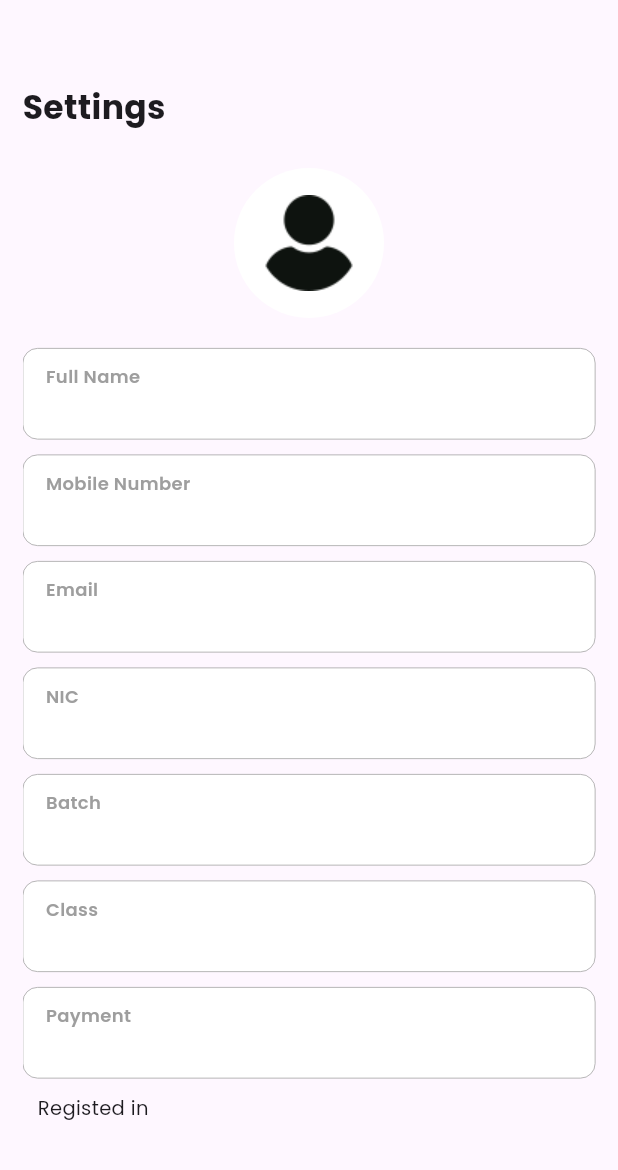
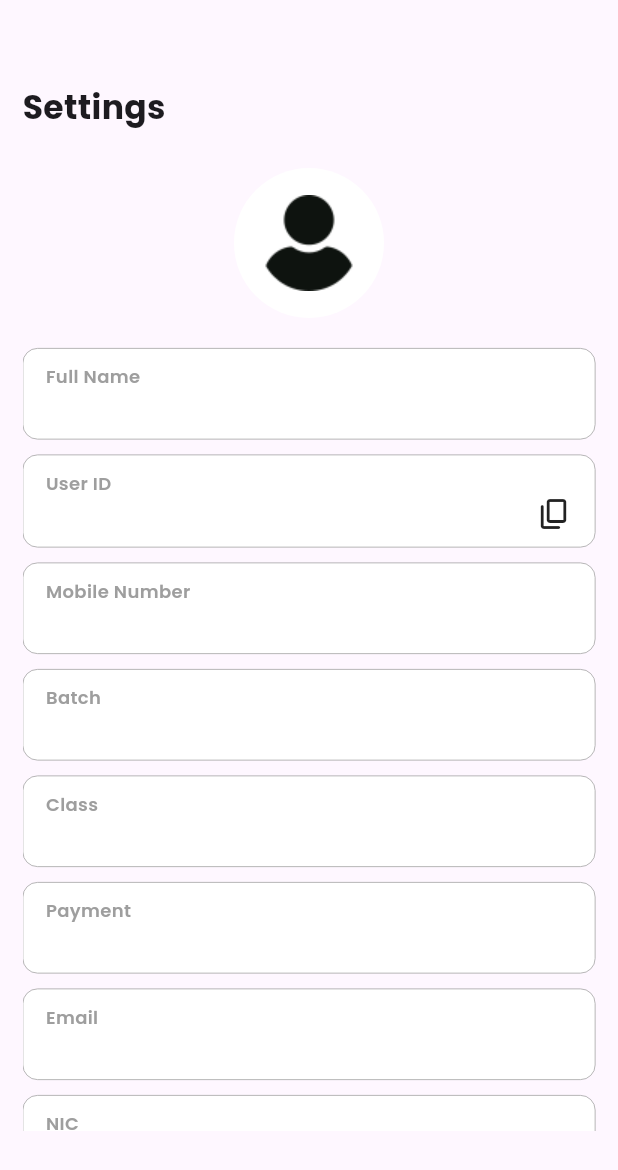
Before and after one commit to IT21175466/koreanLMS, a Flutter app: the SettingsTab widget shown alone on an empty page, opened directly, on a phone screen of 412 x 824 dp. Shown: the top 1170 px of the screen. Run offline on Flutter 3.47's test engine with Material 3 defaults, Android fonts, the phone set to English and light mode, and no system bars; our stand-ins replace carousel_slider, cloud_firestore, device_info_plus, firebase_core, firebase_database, firebase_messaging and 4 more; missing offline and left inert: fl_country_code_picker, flutter_windowmanager; accounts and stored records are empty; network calls fail.

Commit message:
Auth Done

```diff
--- a/lib/screens/home_screen/tabs/settings_tab.dart
+++ b/lib/screens/home_screen/tabs/settings_tab.dart
@@ -1,11 +1,10 @@
 import 'dart:io';
 
 import 'package:flutter/material.dart';
+import 'package:flutter/services.dart';
 import 'package:koreanlms/providers/student_provider/student_provider.dart';
-import 'package:koreanlms/widgets/button_widget.dart';
 import 'package:koreanlms/widgets/user_info_card.dart';
 import 'package:provider/provider.dart';
-import 'package:shared_preferences/shared_preferences.dart';
 
 class SettingsTab extends StatefulWidget {
   const SettingsTab({super.key});
@@ -85,12 +84,93 @@ class _SettingsTabState extends State<SettingsTab> {
                         hint: 'Full Name',
                         detail:
                             '${studentProvider.firstName} ${studentProvider.lastName}'),
+                    Container(
+                      margin: EdgeInsets.symmetric(vertical: 5),
+                      padding:
+                          EdgeInsets.symmetric(horizontal: 15, vertical: 10),
+                      width: screenWidth,
+                      decoration: BoxDecoration(
+                        color: Colors.white,
+                        borderRadius: BorderRadius.circular(10),
+                        border: Border.all(
+                          color: Colors.grey,
+                          width: 0.5,
+                        ),
+                      ),
+                      child: Column(
+                        crossAxisAlignment: CrossAxisAlignment.start,
+                        children: [
+                          Text(
+                            'User ID',
+                            style: TextStyle(
+                              fontFamily: 'Poppins',
+                              fontWeight: FontWeight.w600,
+                              fontSize: 12,
+                              color: Colors.grey,
+                            ),
+                          ),
+                          Row(
+                            children: [
+                              SizedBox(
+                                width: screenWidth / 5 * 3.5,
+                                child: Text(
+                                  '${studentProvider.studentID}',
+                                  style: TextStyle(
+                                    fontFamily: 'Poppins',
+                                    fontWeight: FontWeight.w500,
+                                    fontSize: 10,
+                                  ),
+                                ),
+                              ),
+                              Spacer(),
+                              GestureDetector(
+                                onTap: () {
+                                  try {
+                                    final value = ClipboardData(
+                                        text: studentProvider.studentID
+                                            .toString());
+                                    Clipboard.setData(value);
+                                  } catch (e) {
+                                    print(e);
+                                  } finally {
+                                    ScaffoldMessenger.of(context).showSnackBar(
+                                      SnackBar(
+                                        content: Row(
+                                          children: [
+                                            Icon(
+                                              Icons.done,
+                                              color: Colors.white,
+                                            ),
+                                            SizedBox(
+                                              width: 15,
+                                            ),
+                                            Text(
+                                              'Student ID Copied',
+                                              style: TextStyle(
+                                                fontFamily: 'Poppins',
+                                                fontWeight: FontWeight.w400,
+                                                color: Colors.white,
+                                              ),
+                                            ),
+                                          ],
+                                        ),
+                                        backgroundColor: Colors.green,
+                                      ),
+                                    );
+                                  }
+                                },
+                                child: Icon(Icons.copy_rounded),
+                              ),
+                            ],
+                          ),
+                        ],
+                      ),
+                    ),
+
                     UserInfoCard(
                         hint: 'Mobile Number',
                         detail: '${studentProvider.phoneNum}'),
-                    UserInfoCard(
-                        hint: 'Email', detail: '${studentProvider.email}'),
-                    UserInfoCard(hint: 'NIC', detail: '${studentProvider.nic}'),
+
                     UserInfoCard(
                         hint: 'Batch', detail: '${studentProvider.batch}'),
                     UserInfoCard(
@@ -98,6 +178,13 @@ class _SettingsTabState extends State<SettingsTab> {
                         detail: '${studentProvider.studentClass}'),
                     UserInfoCard(
                         hint: 'Payment', detail: '${studentProvider.payment}'),
+                    UserInfoCard(
+                        hint: 'Email', detail: '${studentProvider.email}'),
+                    UserInfoCard(hint: 'NIC', detail: '${studentProvider.nic}'),
+                    UserInfoCard(
+                        hint: 'Date of birth',
+                        detail: '${studentProvider.dateOfBirth}'),
+
                     Padding(
                       padding:
                           EdgeInsets.symmetric(horizontal: 10, vertical: 5),
@@ -113,21 +200,21 @@ class _SettingsTabState extends State<SettingsTab> {
                     SizedBox(
                       height: 50,
                     ),
-                    GestureDetector(
-                      onTap: () async {
-                        final prefs = await SharedPreferences.getInstance();
-                        prefs.setBool('logedIn', false);
+                    // GestureDetector(
+                    //   onTap: () async {
+                    //     final prefs = await SharedPreferences.getInstance();
+                    //     prefs.setBool('logedIn', false);
 
-                        Navigator.pushNamedAndRemoveUntil(
-                            context, '/loginsplash', (route) => false);
-                      },
-                      child: CustomButton(
-                        text: 'Logout',
-                        height: 50,
-                        width: screenWidth,
-                        backgroundColor: Colors.green,
-                      ),
-                    ),
+                    //     Navigator.pushNamedAndRemoveUntil(
+                    //         context, '/loginsplash', (route) => false);
+                    //   },
+                    //   child: CustomButton(
+                    //     text: 'Logout',
+                    //     height: 50,
+                    //     width: screenWidth,
+                    //     backgroundColor: Colors.green,
+                    //   ),
+                    // ),
                     SizedBox(
                       height: 30,
                     ),
--- a/pubspec.yaml
+++ b/pubspec.yaml
@@ -41,7 +41,6 @@ dependencies:
   pinput: ^3.0.1
   intl: ^0.18.1
   firebase_core: ^2.24.2
-  firebase_auth: ^4.16.0
   shared_preferences: ^2.2.2
   cloud_firestore: ^4.8.5
   youtube_player_flutter: ^8.1.2
```
Also changed, not shown: lib/providers/authentication/otp_provider.dart (+50 -51 lines), lib/providers/authentication/signup_provider.dart (+97 -20 lines), lib/screens/authentication/login_screen/login_page.dart (+15 -2 lines), lib/screens/authentication/otp_screen/otp_screen.dart (+57 -16 lines), pubspec.lock, 3 other files.
